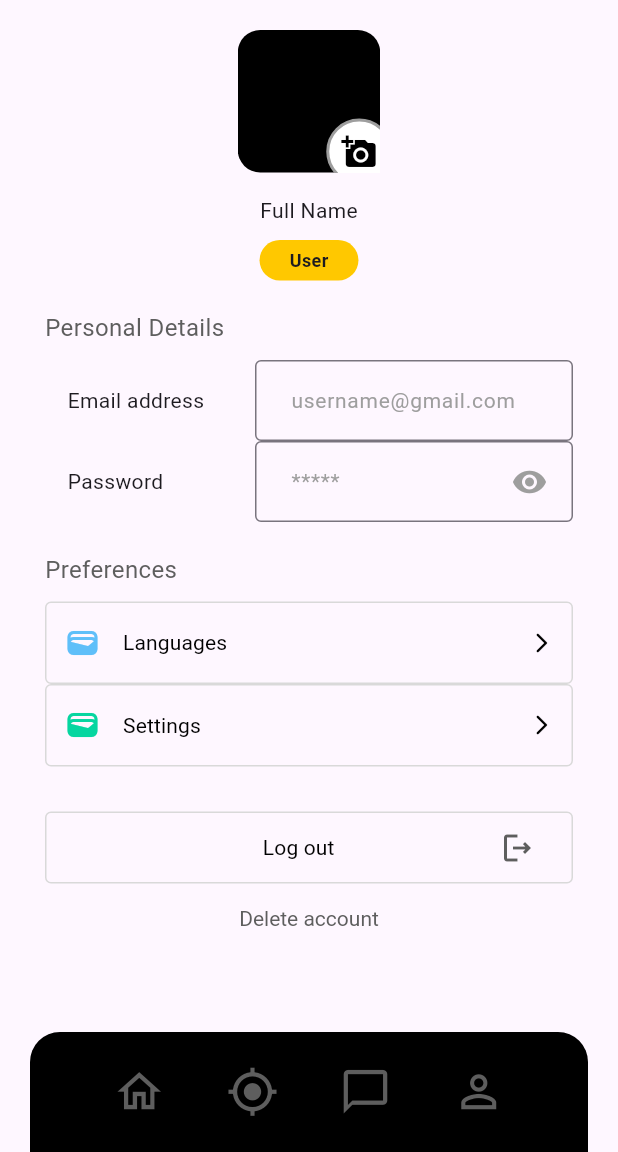
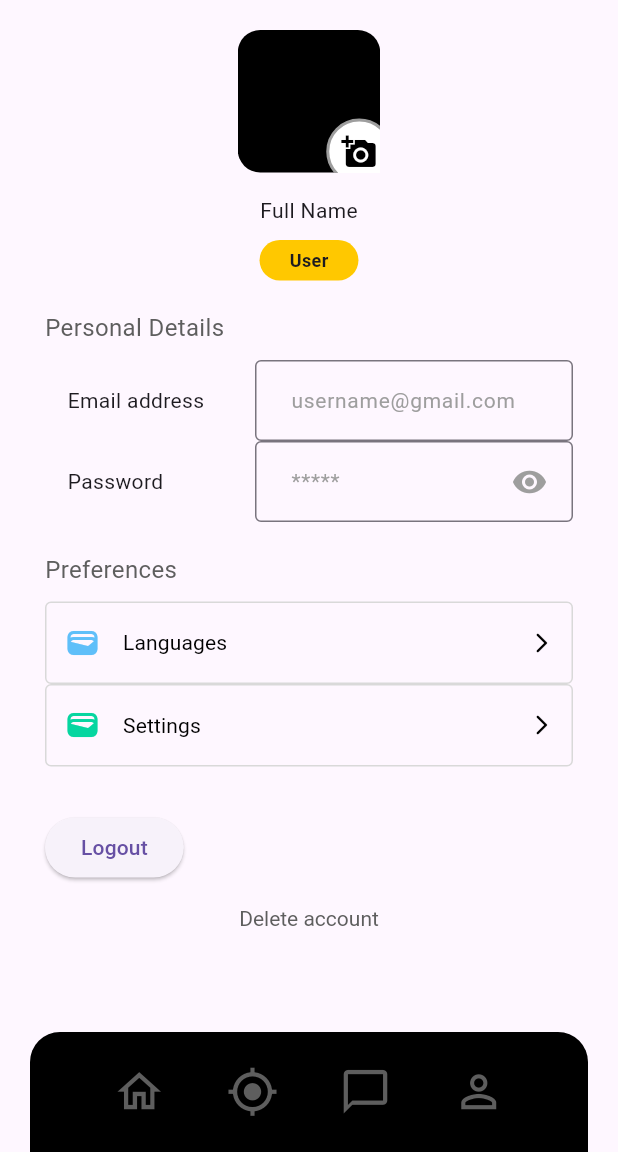
Before and after one commit to An1MuS1111/Architech, a Flutter app: the Profile screen opened directly, on a phone screen of 412 x 824 dp, the part 84-1236 px from its top. Run offline on Flutter 3.47's test engine with Material 3 defaults, Android fonts, the phone set to English and light mode, and no system bars; our stand-ins replace cloud_firestore, firebase_auth, firebase_core, table_calendar; accounts and stored records are empty.

Commit message:
Update profile.dart

```diff
--- a/lib/pages/profile.dart
+++ b/lib/pages/profile.dart
@@ -4,6 +4,25 @@ import 'package:architech/components/navBars.dart';
 import 'package:architech/config/theme.dart';
 import 'package:architech/models/lists.dart';
 import 'package:flutter/material.dart';
+import 'package:firebase_auth/firebase_auth.dart';
+import 'login.dart';
+
+
+class LogoutButton extends StatelessWidget {
+  @override
+  Widget build(BuildContext context) {
+    return ElevatedButton(
+      onPressed: () async {
+        await FirebaseAuth.instance.signOut();
+        Navigator.pushReplacement(
+          context,
+          MaterialPageRoute(builder: (context) => const Login()),
+        );
+      },
+      child: Text('Logout'),
+    );
+  }
+ }
 
 class Profile extends StatefulWidget{
   const Profile({super.key});
@@ -92,7 +111,7 @@ class _ProfileState extends State<Profile>{
               fullBtn(Icons.wallet, "Languages", label[1]),
               fullBtn(Icons.wallet, "Settings", label[2]),
               const SizedBox(height: 30),
-              logoutBtn(),
+              LogoutButton(),
               Center(child: textLink(context, "Delete account", "", greyColour))
             ],
           ),
```
